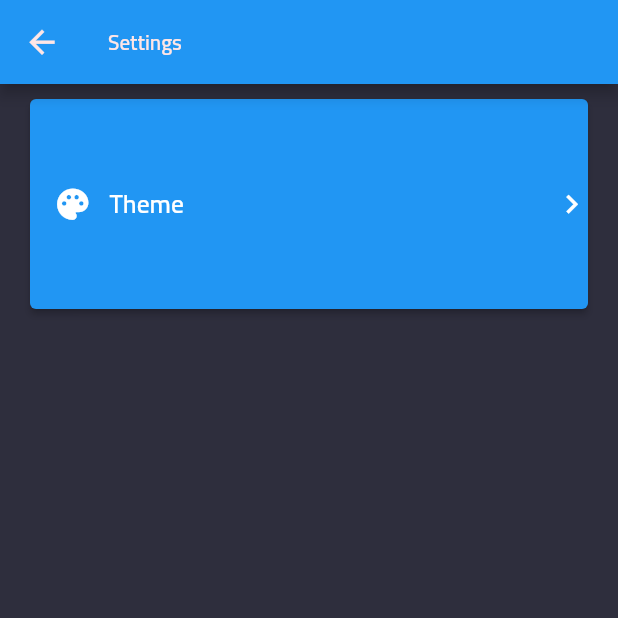
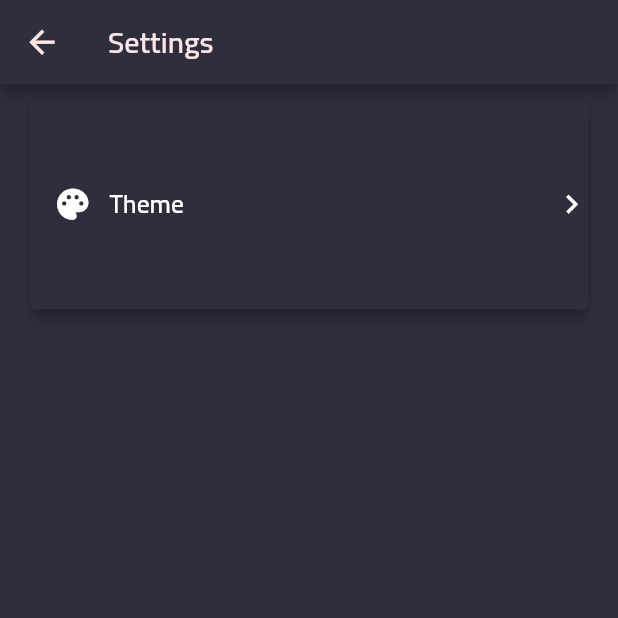
Before and after one commit to dhzdhd/InstaCalc, a Flutter app: the SettingsRoute screen opened by its route, on a phone screen of 412 x 824 dp, the top half of it. Run offline on Flutter 3.47's test engine with Material 2 defaults, Android fonts, the phone set to English and light mode, and no system bars; our stand-ins replace font_awesome_flutter, math_expressions, shared_preferences, sliding_up_panel, sqflite, sqflite_common_ffi; missing offline and left inert: desktop_window; accounts and stored records are empty.

Commit message:
Fix theme inconsistencies

```diff
--- a/lib/models/theme.dart
+++ b/lib/models/theme.dart
@@ -8,12 +8,13 @@
   backgroundColor: lightBaseColor,
   scaffoldBackgroundColor: lightBaseColor,
   appBarTheme: AppBarTheme(
+    backgroundColor: lightBaseColor,
     iconTheme: IconThemeData(color: lightTextColor),
     titleTextStyle: TextStyle(
-      color: lightTextColor,
-      fontFamily: 'Cairo',
-      fontWeight: FontWeight.bold,
-    ),
+        color: lightTextColor,
+        fontFamily: 'Cairo',
+        fontWeight: FontWeight.bold,
+        fontSize: 20),
   ),
   textTheme: TextTheme(
     headline1: lightTextStyle,
@@ -31,6 +32,15 @@
     overline: lightTextStyle,
   ),
   iconTheme: IconThemeData(color: lightTextColor, size: 25),
+  elevatedButtonTheme: ElevatedButtonThemeData(
+    style: ButtonStyle(
+      elevation: MaterialStateProperty.all(4),
+      backgroundColor: MaterialStateProperty.all(lightBaseColor),
+    ),
+  ),
+  drawerTheme: DrawerThemeData(
+    backgroundColor: lightBaseColor,
+  ),
 );
 
 final darkBaseColor = Color.fromARGB(255, 46, 46, 61);
@@ -40,11 +50,13 @@
   backgroundColor: darkBaseColor,
   scaffoldBackgroundColor: darkBaseColor,
   appBarTheme: AppBarTheme(
+    backgroundColor: darkBaseColor,
     iconTheme: IconThemeData(color: darkTextColor),
     titleTextStyle: TextStyle(
       color: darkTextColor,
       fontFamily: 'Cairo',
       fontWeight: FontWeight.bold,
+      fontSize: 20,
     ),
   ),
   textTheme: TextTheme(
@@ -63,6 +75,15 @@
     overline: darkTextStyle,
   ),
   iconTheme: IconThemeData(color: darkTextColor, size: 25),
+  elevatedButtonTheme: ElevatedButtonThemeData(
+    style: ButtonStyle(
+      elevation: MaterialStateProperty.all(4),
+      backgroundColor: MaterialStateProperty.all(darkBaseColor),
+    ),
+  ),
+  drawerTheme: DrawerThemeData(
+    backgroundColor: darkBaseColor,
+  ),
 );
 
 class ThemeModel extends ChangeNotifier {
--- a/lib/widgets/calc_button.dart
+++ b/lib/widgets/calc_button.dart
@@ -27,6 +27,8 @@
         builder: (context, model, child) {
           return ElevatedButton(
             style: ButtonStyle(
+              shape: MaterialStateProperty.all(RoundedRectangleBorder(
+                  borderRadius: BorderRadius.circular(30))),
               backgroundColor: color == 'int'
                   ? MaterialStateProperty.all(model.baseColor)
                   : color == 'nonint'
--- a/lib/widgets/theme_settings_tile.dart
+++ b/lib/widgets/theme_settings_tile.dart
@@ -87,18 +87,12 @@
                         child: SizedBox(
                           width: 50,
                           height: 50,
-                          // ! Change to radio!!!
                           child: ElevatedButton(
                             child: Icon(Icons.dark_mode),
-                            // groupValue: groupValue,
-                            // value: Theme.dark,
                             onPressed: () async {
                               await Provider.of<ThemeModel>(context,
                                       listen: false)
                                   .changeTheme('dark');
-                              setState(() {
-                                // groupValue = value as Theme;
-                              });
                             },
                           ),
                         ),
@@ -111,15 +105,10 @@
                           height: 50,
                           child: ElevatedButton(
                             child: Icon(Icons.light_mode_rounded),
-                            // groupValue: groupValue,
-                            // value: Theme.light,
                             onPressed: () async {
                               await Provider.of<ThemeModel>(context,
                                       listen: false)
                                   .changeTheme('light');
-                              setState(() {
-                                // groupValue = value as Theme;
-                              });
                             },
                           ),
                         ),
```
